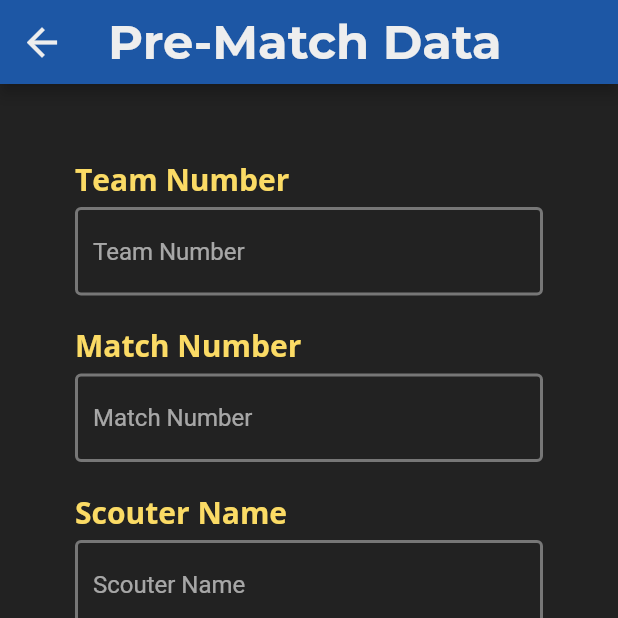
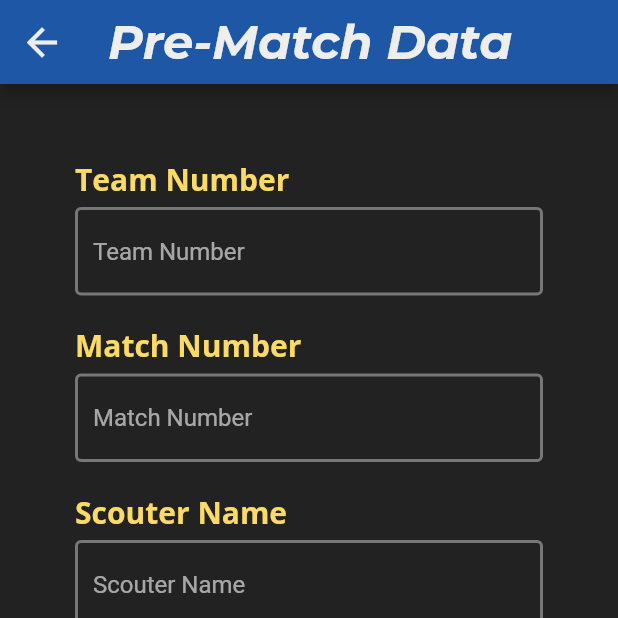
Before and after one commit to FRC930/scouting_app, a Flutter app: the DataPage screen opened directly, on a phone screen of 412 x 824 dp, the top half of it. Run offline on Flutter 3.47's test engine with Material 2 defaults, Android fonts, the phone set to English and light mode, and no system bars; our stand-ins replace google_fonts, qr_flutter, tuple.

Commit message:
updated app to brand standards added my signing key to the app

```diff
--- a/lib/theme.dart
+++ b/lib/theme.dart
@@ -48,6 +48,7 @@ final ThemeData appThemeData = ThemeData(
     headlineMedium: GoogleFonts.montserrat(
       fontSize: 32,
       fontWeight: FontWeight.bold,
+      fontStyle: FontStyle.italic,
       color: appForegroundColor,
     ),
     displayMedium: GoogleFonts.openSans(
```
Also changed, not shown: 1 other file.
